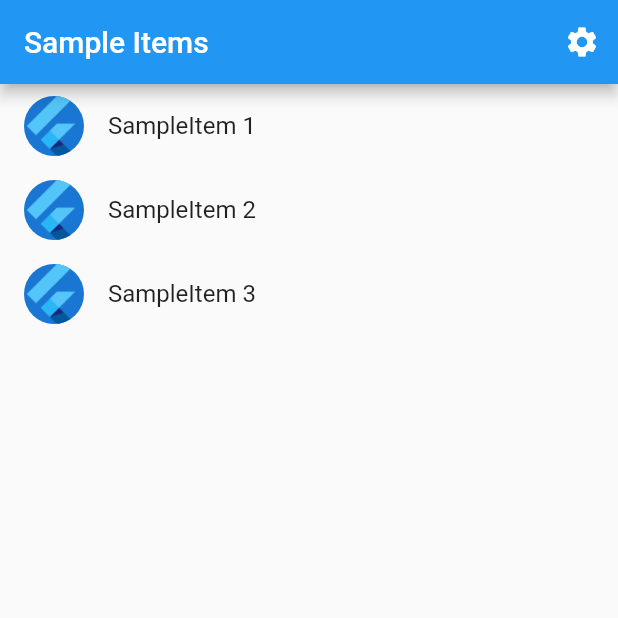
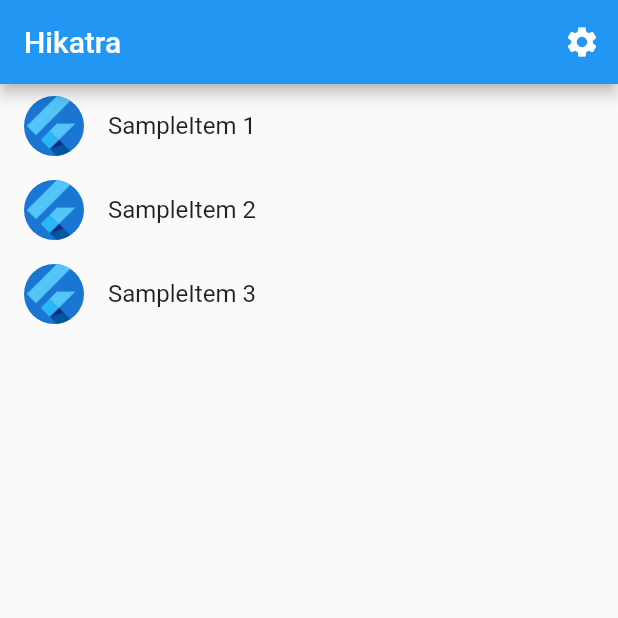
Before and after one commit to tnash321/hikatra2, a Flutter app: the screen it shows after launch, on a phone screen of 412 x 824 dp, the top half of it. Run offline on Flutter 3.47's test engine with Material 2 defaults, Android fonts, the phone set to English and light mode, and no system bars; generated files the repository leaves out were written again.

Commit message:
First Version
Signed-off-by: Tyler <tnash321@gmail.com>

```diff
--- a/lib/src/sample_feature/sample_item_list_view.dart
+++ b/lib/src/sample_feature/sample_item_list_view.dart
@@ -19,7 +19,7 @@ class SampleItemListView extends StatelessWidget {
   Widget build(BuildContext context) {
     return Scaffold(
       appBar: AppBar(
-        title: const Text('Sample Items'),
+        title: const Text('Hikatra'),
         actions: [
           IconButton(
             icon: const Icon(Icons.settings),
```
